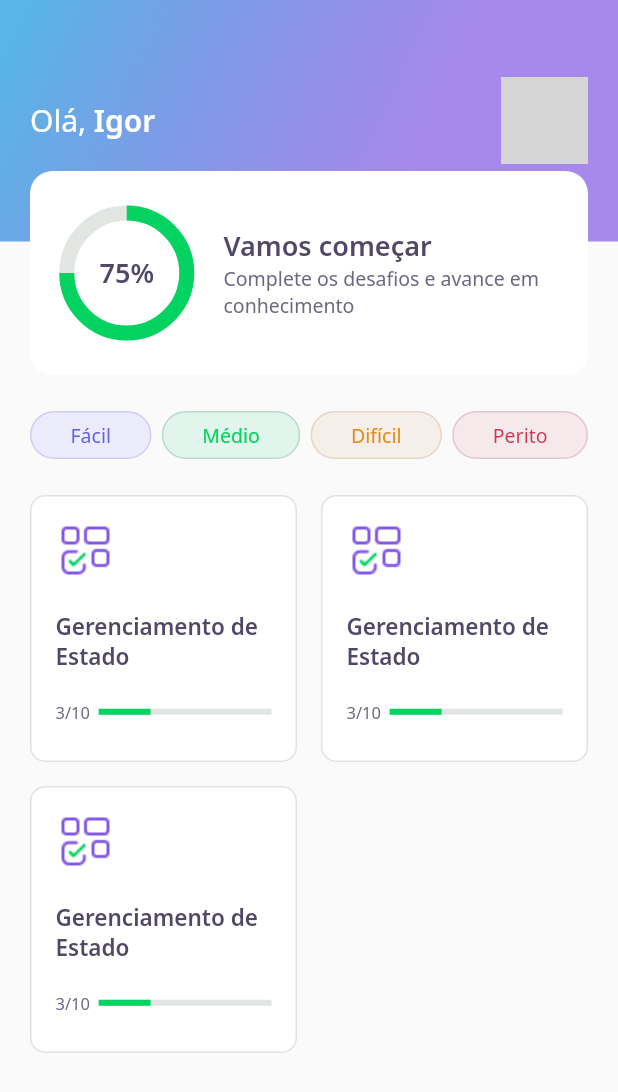
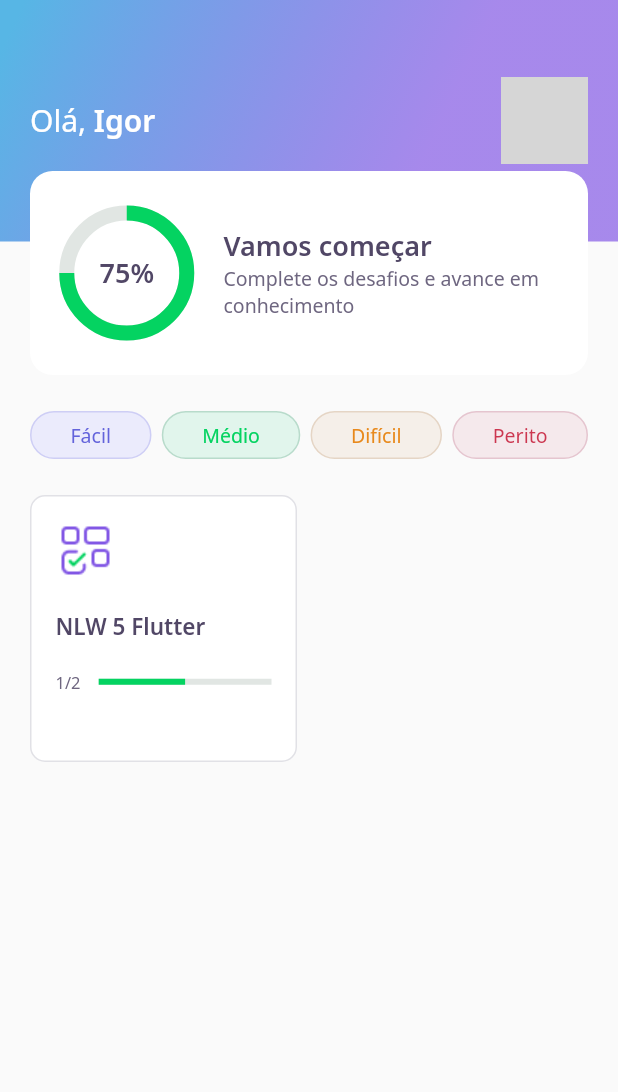
Before and after one commit to IgorDalepiane/NLW05_Flutter, a Flutter app: the HomePage screen opened directly, on a phone screen of 412 x 824 dp. Shown: the top 1092 px of the screen. Run offline on Flutter 3.47's test engine with Material 2 defaults, Android fonts, the phone set to English and light mode, and no system bars; our stand-ins replace google_fonts; accounts and stored records are empty; network calls fail; grey boxes are pictures that could not be loaded.

```diff
--- /dev/null
+++ b/assets/database/quizzes.json
@@ -0,0 +1,46 @@
+[
+    {
+        "title": "NLW 5 Flutter",
+        "img": "blocks",
+        "questionsAnswered": 1,
+        "level": "facil",
+        "questions": [
+            {
+                "title": "Está curtindo o Flutter?",
+                "answers": [
+                    {
+                        "title": "Estou curtindo"
+                    },
+                    {
+                        "title": "Amando Flutter"
+                    },
+                    {
+                        "title": "Muito top"
+                    },
+                    {
+                        "title": "Show de bola",
+                        "isCorrect": true
+                    }
+                ]
+            },
+            {
+                "title": "Está curtindo o Flutter?",
+                "answers": [
+                    {
+                        "title": "Estou curtindo"
+                    },
+                    {
+                        "title": "Amando Flutter"
+                    },
+                    {
+                        "title": "Muito top"
+                    },
+                    {
+                        "title": "Show de bola",
+                        "isCorrect": true
+                    }
+                ]
+            }
+        ]
+    }
+]
--- /dev/null
+++ b/assets/database/user.json
@@ -0,0 +1,5 @@
+{
+    "name": "Igor",
+    "score": 100,
+    "photoUrl": "https://avatars.githubusercontent.com/u/9628068?v=4"
+}
--- a/lib/core/app_widget.dart
+++ b/lib/core/app_widget.dart
@@ -8,7 +8,7 @@ class AppWidget extends StatelessWidget {
   Widget build(BuildContext context) {
     return MaterialApp(
       title: "DevQuiz",
-      home: ChallengePage(),
+      home: HomePage(),
     );
   }
 }
--- /dev/null
+++ b/lib/home/home_controller.dart
@@ -0,0 +1,31 @@
+import 'package:DevQuiz/core/core.dart';
+import 'package:DevQuiz/home/home_repository.dart';
+import 'package:DevQuiz/home/home_state.dart';
+import 'package:DevQuiz/shared/models/answer_model.dart';
+import 'package:DevQuiz/shared/models/question_model.dart';
+import 'package:DevQuiz/shared/models/quiz_model.dart';
+import 'package:DevQuiz/shared/models/user_model.dart';
+import 'package:flutter/foundation.dart';
+
+class HomeController {
+  final stateNotifier = ValueNotifier<HomeState>(HomeState.empty);
+  set state(HomeState state) => stateNotifier.value = state;
+  HomeState get state => stateNotifier.value;
+
+  UserModel? user;
+  List<QuizModel>? quizzes;
+
+  final repository = HomeRepository();
+
+  void getUser() async {
+    state = HomeState.loading;
+    user = await repository.getUser();
+    state = HomeState.success;
+  }
+
+  void getQuizzes() async {
+    state = HomeState.loading;
+    quizzes = await repository.getQuizzes();
+    state = HomeState.success;
+  }
+}
--- a/lib/home/home_page.dart
+++ b/lib/home/home_page.dart
@@ -1,7 +1,12 @@
+import 'package:DevQuiz/challenge/widgets/quiz/quiz_widget.dart';
+import 'package:DevQuiz/core/core.dart';
 import 'package:DevQuiz/home/widgets/appbar/app_bar_widget.dart';
 import 'package:DevQuiz/home/widgets/level_button/level_button_widget.dart';
 import 'package:DevQuiz/home/widgets/quiz_card/quiz_card_widget.dart';
 import 'package:flutter/material.dart';
+
+import 'home_controller.dart';
+import 'home_state.dart';
 
 class HomePage extends StatefulWidget {
   HomePage({Key? key}) : super(key: key);
@@ -11,10 +16,23 @@ class HomePage extends StatefulWidget {
 }
 
 class _HomePageState extends State<HomePage> {
+  final controller = HomeController();
+
+  @override
+  void initState() {
+    super.initState();
+    controller.getUser();
+    controller.getQuizzes();
+    controller.stateNotifier.addListener(() {
+      setState(() {});
+    });
+  }
+
   @override
   Widget build(BuildContext context) {
+    if (controller.state == HomeState.success) {
       return Scaffold(
-      appBar: AppBarWidget(),
+        appBar: AppBarWidget(user: controller.user!),
         body: Padding(
           padding: const EdgeInsets.symmetric(horizontal: 20),
           child: Column(
@@ -47,16 +65,30 @@ class _HomePageState extends State<HomePage> {
                   crossAxisSpacing: 16,
                   mainAxisSpacing: 16,
                   crossAxisCount: 2,
-                children: [
-                  QuizCardWidget(),
-                  QuizCardWidget(),
-                  QuizCardWidget(),
-                ],
+                  children: controller.quizzes!
+                      .map((e) => QuizCardWidget(
+                            title: e.title,
+                            completed:
+                                "${e.questionsAnswered}/${e.questions.length}",
+                            percent: e.questionsAnswered /
+                                e.questions.length,
+                          ))
+                      .toList(),
                 ),
               )
             ],
           ),
         ),
       );
+    } else {
+      return Scaffold(
+        body: Center(
+          child: CircularProgressIndicator(
+            valueColor:
+                AlwaysStoppedAnimation<Color>(AppColors.darkGreen),
+          ),
+        ),
+      );
     }
   }
+}
--- /dev/null
+++ b/lib/home/home_state.dart
@@ -0,0 +1,6 @@
+enum HomeState {
+  success,
+  loading,
+  error,
+  empty,
+}
--- a/lib/home/widgets/appbar/app_bar_widget.dart
+++ b/lib/home/widgets/appbar/app_bar_widget.dart
@@ -1,9 +1,11 @@
 import 'package:DevQuiz/core/core.dart';
 import 'package:DevQuiz/home/widgets/scorecard/score_card_widget.dart';
+import 'package:DevQuiz/shared/models/user_model.dart';
 import 'package:flutter/material.dart';
 
 class AppBarWidget extends PreferredSize {
-  AppBarWidget()
+  final UserModel user;
+  AppBarWidget({required this.user})
       : super(
           preferredSize: Size.fromHeight(250),
           child: Container(
@@ -26,7 +28,7 @@ class AppBarWidget extends PreferredSize {
                             style: AppTextStyles.title,
                             children: [
                               TextSpan(
-                                  text: "Igor",
+                                  text: user.name,
                                   style: AppTextStyles.titleBold)
                             ])),
                         Container(
@@ -36,8 +38,8 @@ class AppBarWidget extends PreferredSize {
                                 borderRadius:
                                     BorderRadius.circular(10),
                                 image: DecorationImage(
-                                    image: NetworkImage(
-                                        "https://avatars.githubusercontent.com/u/9628068?v=4"))))
+                                    image:
+                                        NetworkImage(user.photoUrl))))
                       ],
                     ),
                   ),
--- a/lib/home/widgets/quiz_card/quiz_card_widget.dart
+++ b/lib/home/widgets/quiz_card/quiz_card_widget.dart
@@ -1,9 +1,20 @@
+import 'package:flutter/material.dart';
+
 import 'package:DevQuiz/core/app_colors.dart';
 import 'package:DevQuiz/core/core.dart';
 import 'package:DevQuiz/shared/widgets/progress_indicator/progress_indicator_widget.dart';
-import 'package:flutter/material.dart';
 
 class QuizCardWidget extends StatelessWidget {
+  final String title;
+  final String completed;
+  final double percent;
+  const QuizCardWidget({
+    Key? key,
+    required this.title,
+    required this.completed,
+    required this.percent,
+  }) : super(key: key);
+
   @override
   Widget build(BuildContext context) {
     return Container(
@@ -25,7 +36,7 @@ class QuizCardWidget extends StatelessWidget {
                 height: 20,
               ),
               Text(
-                "Gerenciamento de Estado",
+                title,
                 style: AppTextStyles.heading15,
               ),
               SizedBox(
@@ -36,13 +47,15 @@ class QuizCardWidget extends StatelessWidget {
                   Expanded(
                     flex: 1,
                     child: Text(
-                      "3/10",
+                      completed,
                       style: AppTextStyles.body11,
                     ),
                   ),
                   Expanded(
                       flex: 4,
-                      child: ProgressIndicatorWidget(value: 0.3))
+                      child: ProgressIndicatorWidget(
+                        value: percent,
+                      ))
                 ],
               )
             ]));
--- /dev/null
+++ b/lib/shared/models/quiz_model.dart
@@ -0,0 +1,65 @@
+import 'dart:convert';
+
+import 'package:DevQuiz/shared/models/question_model.dart';
+
+enum Level { facil, medio, dificil, perito }
+
+extension LevelStringExt on String {
+  Level get parse => {
+        "facil": Level.facil,
+        "medio": Level.medio,
+        "dificil": Level.dificil,
+        "perito": Level.perito
+      }[this]!;
+}
+
+extension LevelExt on Level {
+  String get parse => {
+        Level.facil: "facil",
+        Level.medio: "medio",
+        Level.dificil: "dificil",
+        Level.perito: "perito"
+      }[this]!;
+}
+
+class QuizModel {
+  final String title;
+  final List<QuestionModel> questions;
+  final int questionsAnswered;
+  final String img;
+  final Level level;
+
+  QuizModel({
+    required this.title,
+    required this.questions,
+    this.questionsAnswered = 0,
+    required this.img,
+    required this.level,
+  });
+
+  Map<String, dynamic> toMap() {
+    return {
+      'title': title,
+      'questions': questions.map((x) => x.toMap()).toList(),
+      'questionsAnswered': questionsAnswered,
+      'img': img,
+      'level': level.parse,
+    };
+  }
+
+  factory QuizModel.fromMap(Map<String, dynamic> map) {
+    return QuizModel(
+      title: map['title'],
+      questions: List<QuestionModel>.from(
+          map['questions']?.map((x) => QuestionModel.fromMap(x))),
+      questionsAnswered: map['questionsAnswered'],
+      img: map['img'],
+      level: map['level'].toString().parse,
+    );
+  }
+
+  String toJson() => json.encode(toMap());
+
+  factory QuizModel.fromJson(String source) =>
+      QuizModel.fromMap(json.decode(source));
+}
--- /dev/null
+++ b/lib/shared/models/user_model.dart
@@ -0,0 +1,34 @@
+import 'dart:convert';
+
+class UserModel {
+  final String name;
+  final String photoUrl;
+  final int score;
+
+  UserModel({
+    required this.name,
+    required this.photoUrl,
+    this.score = 0,
+  });
+
+  Map<String, dynamic> toMap() {
+    return {
+      'name': name,
+      'photoUrl': photoUrl,
+      'score': score,
+    };
+  }
+
+  factory UserModel.fromMap(Map<String, dynamic> map) {
+    return UserModel(
+      name: map['name'],
+      photoUrl: map['photoUrl'],
+      score: map['score'],
+    );
+  }
+
+  String toJson() => json.encode(toMap());
+
+  factory UserModel.fromJson(String source) =>
+      UserModel.fromMap(json.decode(source));
+}
--- a/pubspec.yaml
+++ b/pubspec.yaml
@@ -18,5 +18,6 @@ dev_dependencies:
 flutter:
   assets:
     - assets/images/
+    - assets/database/
 
   uses-material-design: true
```
Also changed, not shown: lib/home/home_repository.dart (added, +22 -0 lines), lib/shared/models/answer_model.dart (added, +30 -0 lines), lib/shared/models/question_model.dart (added, +33 -0 lines). Lines whose indentation alone changed are shown as unchanged.
